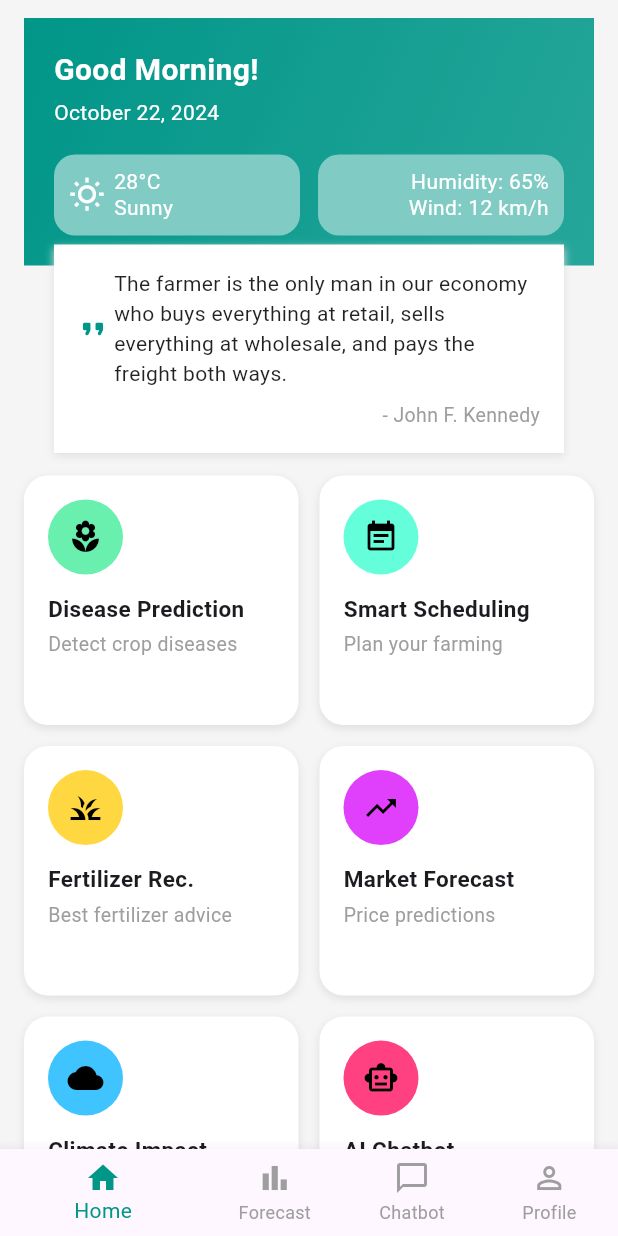
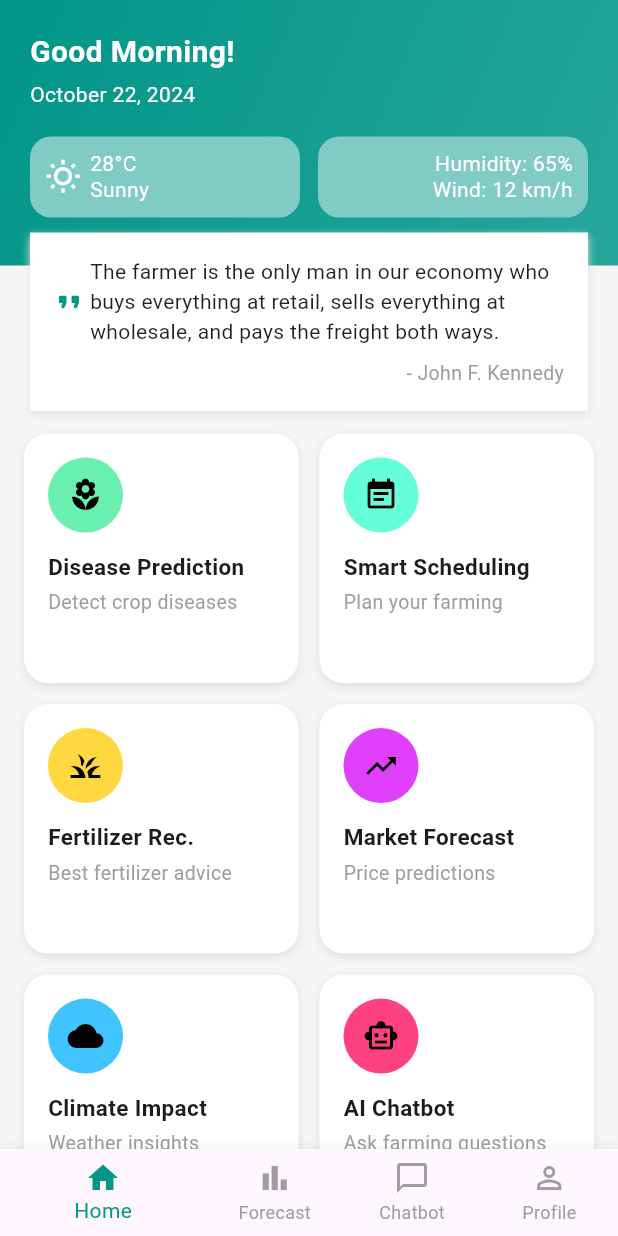
Before and after one commit to Nadia-Islam-Rupa/farmer_assistance, a Flutter app: the screen it shows after launch, on a phone screen of 412 x 824 dp. Run offline on Flutter 3.47's test engine with Material 3 defaults, Android fonts, the phone set to English and light mode, and no system bars; our stand-ins replace flutter_riverpod.

Commit message:
Refactor HomePage layout: adjust padding for GridView and QuoteCard for improved spacing; update WeatherCard padding for better design consistency

```diff
--- a/lib/presentation/Home Dashboard/pages/homepage.dart
+++ b/lib/presentation/Home Dashboard/pages/homepage.dart
@@ -34,7 +34,7 @@ class HomePage extends StatelessWidget {
       ),
       body: SafeArea(
         child: SingleChildScrollView(
-          padding: const EdgeInsets.symmetric(horizontal: 16, vertical: 12),
+          // padding: const EdgeInsets.symmetric(horizontal: 16, vertical: 12),
           child: Column(
             crossAxisAlignment: CrossAxisAlignment.start,
             children: [
@@ -43,17 +43,22 @@ class HomePage extends StatelessWidget {
                 children: [
                   const WeatherCard(),
                   const Positioned(
-                    bottom: -125,
+                    bottom: -97,
                     left: 20,
                     right: 20,
                     child: QuoteCard(),
                   ),
                 ],
               ),
-              const SizedBox(height: 140),
+              const SizedBox(height: 100),
 
               // Grid of features
-              GridView.count(
+              Padding(
+                padding: const EdgeInsets.symmetric(
+                  horizontal: 16,
+                  vertical: 12,
+                ),
+                child: GridView.count(
                   crossAxisCount: 2,
                   shrinkWrap: true,
                   physics: const NeverScrollableScrollPhysics(),
@@ -99,6 +104,7 @@ class HomePage extends StatelessWidget {
                     ),
                   ],
                 ),
+              ),
             ],
           ),
         ),
--- a/lib/presentation/Home Dashboard/widgets/weather_card.dart
+++ b/lib/presentation/Home Dashboard/widgets/weather_card.dart
@@ -6,6 +6,7 @@ class WeatherCard extends StatelessWidget {
   @override
   Widget build(BuildContext context) {
     return Container(
+      padding: const EdgeInsets.all(20),
       decoration: BoxDecoration(
         gradient: const LinearGradient(
           colors: [Color(0xFF009688), Color(0xFF26A69A)],
@@ -13,7 +14,7 @@ class WeatherCard extends StatelessWidget {
           end: Alignment.bottomRight,
         ),
       ),
-      padding: const EdgeInsets.all(20),
+
       child: Column(
         crossAxisAlignment: CrossAxisAlignment.start,
         children: [
@@ -82,6 +83,7 @@ class WeatherCard extends StatelessWidget {
               ),
             ],
           ),
+          SizedBox(height: 12),
         ],
       ),
     );
```
Lines whose indentation alone changed are shown as unchanged.
